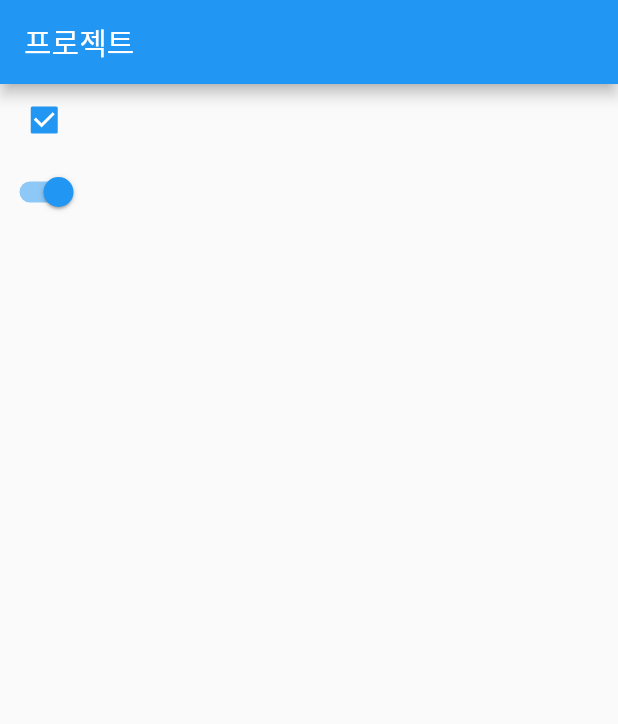
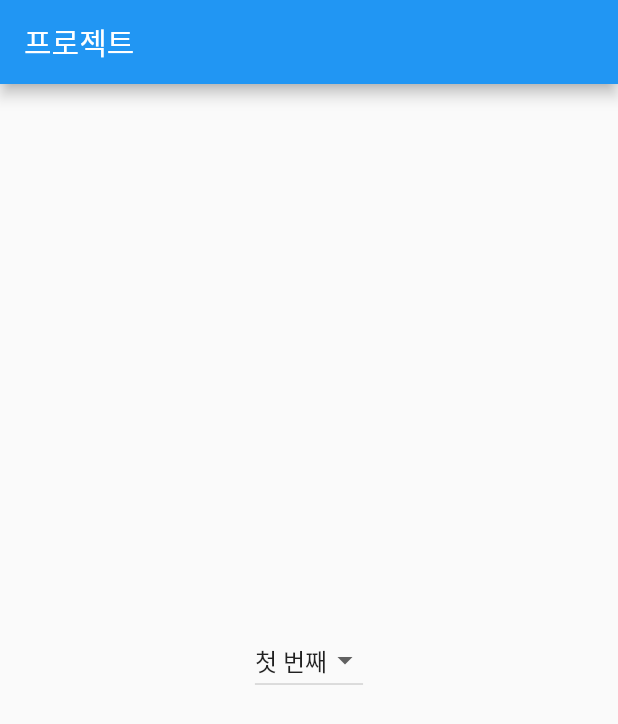
Before and after one commit to seung223/1029, a Flutter app: the screen it shows after launch, on a phone screen of 412 x 824 dp. Shown: the top 724 px of the screen. Run offline on Flutter 3.47's test engine with Material 2 defaults, Android fonts, the phone set to English and light mode, and no system bars.

Commit message:
DroDownButton

```diff
--- a/lib/main.dart
+++ b/lib/main.dart
@@ -1,5 +1,6 @@
 import 'package:flutter/material.dart';
-
+final _valueList = ['첫 번째', '두 번째', '세 번째'];
+var _selectedValue = '첫 번째';
 void main() {
   runApp(const MyApp());
 }
@@ -38,25 +39,24 @@ class _MyHomePageState extends State<MyHomePage> {
     return Scaffold(
       appBar : AppBar(
         title : Text('프로젝트')),
-        body: Column(
-          children : [
-            Checkbox(
-            value: val,
-            onChanged:(value){
+        body: Center(
+          child: DropdownButton(
+            value: _selectedValue,
+            items: _valueList.map(
+                (value){
+                  return DropdownMenuItem(
+                    value : value,
+                    child : Text(value),
+                  );
+                },
+            ).toList(),
+            onChanged: (value){
               setState(() {
-                val = value!;
+                _selectedValue = value!;
               });
-            }
-            ),
-            Switch(
-            value: val,
-            onChanged:(value){
-              setState(() {
-                val = value!;
-              });
-            }),
-    ],
-    ));
-
+            },
+          )
+        )
+    );
   }
 }
```
